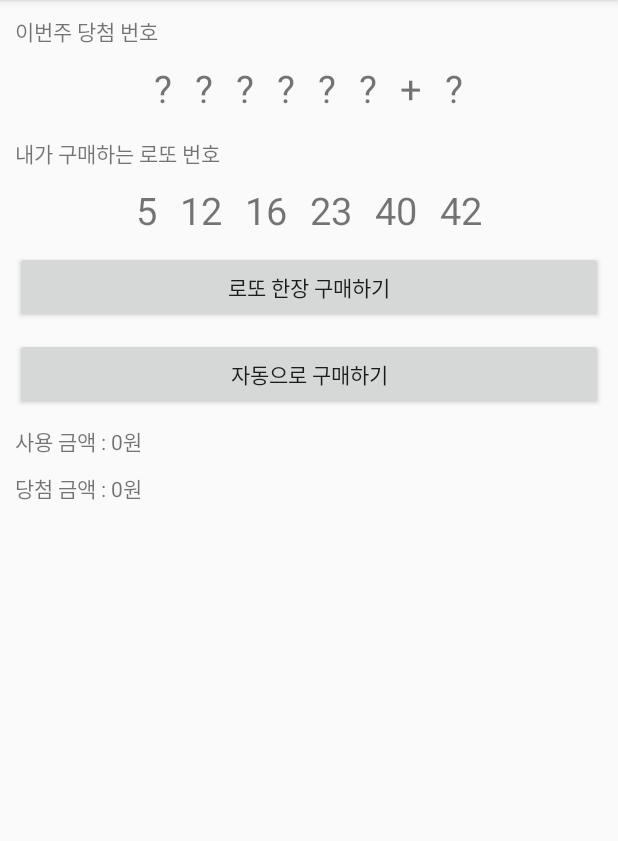
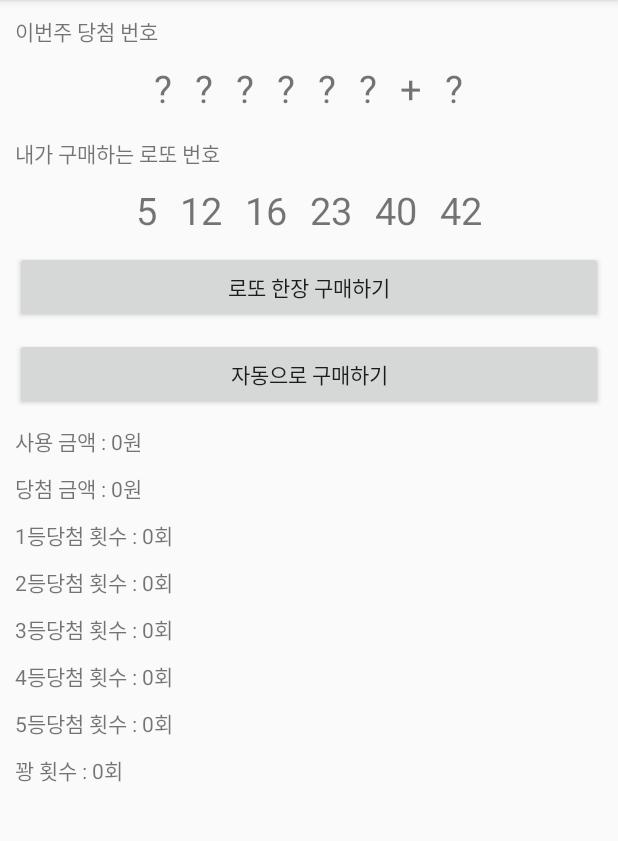
Before and after one commit to HappyDMY/20191229_FinalTest, an Android app: the LottoActivity screen opened directly, with no data from a screen before it, on a phone screen of 412 x 824 dp, the part 84-925 px from its top. Run offline under Robolectric (Android 15) with nearby library versions, the phone set to English and light mode, and no system bars.

Commit message:
5등 당첨은 당첨이 아니라 재구매

```diff
--- a/app/src/main/java/com/example/a20191229_finaltest/LottoActivity.kt
+++ b/app/src/main/java/com/example/a20191229_finaltest/LottoActivity.kt
@@ -21,6 +21,13 @@ class LottoActivity : BaseActivity() {
 
     val mHandler = Handler()
     var isNowBuyingLotto = false
+
+    var firstRankCount = 0
+    var secondRankCount = 0
+    var thirdRankCount = 0
+    var fourthRankCount = 0
+    var fifthRankCount = 0
+    var noRankCount = 0
 
     override fun onCreate(savedInstanceState: Bundle?) {
         super.onCreate(savedInstanceState)
@@ -114,6 +121,7 @@ class LottoActivity : BaseActivity() {
         if (correctCount == 6) {
 //            1등 당첨 => 당첨금액 += 50억
             totalWinMoney += 5000000000
+            firstRankCount ++
         }
         else if (correctCount == 5) {
 
@@ -135,24 +143,35 @@ class LottoActivity : BaseActivity() {
             if (isSecondRank) {
 //                2등 당첨 => 당첨금액 += 5천만원
                 totalWinMoney += 50000000
+                secondRankCount ++
 
             }
             else {
 
 //            3등 당첨 => 당첨금액 += 150만원
                 totalWinMoney += 1500000
+                thirdRankCount ++
             }
 
         }
         else if (correctCount == 4) {
 //            4등 당첨 => 당첨금액 += 5만원
             totalWinMoney += 50000
+            fourthRankCount ++
         }
         else if (correctCount == 3) {
 //            5등 당첨 => 당첨금액 += 5천원
-            totalWinMoney += 5000
+//            totalWinMoney += 5000
+//            fifthRankCount ++
+
+//            5등 당첨은 당첨이 아니라 재구매
+            usedMoney -= 5000
+            fifthRankCount++
+
         }
         else {
+
+            noRankCount ++
 //            꽝! => 당첨금액 변화 없음
         }
 
@@ -163,6 +182,14 @@ class LottoActivity : BaseActivity() {
 //        사용금액 : 한장 살때마다 천원씩 증가.
         usedMoney += 1000
         usedMoneyTxt.text = String.format("%,d 원", usedMoney)
+
+        firstRankCountTxt.text = "${firstRankCount} 회"
+        secondRankCountTxt.text = "${secondRankCount} 회"
+        thirdRankCountTxt.text = "${thirdRankCount} 회"
+        fourthRankCountTxt.text = "${fourthRankCount} 회"
+        fifthRankCountTxt.text = "${fifthRankCount} 회"
+        noRankCountTxt.text = "${noRankCount} 회"
+
     }
 
     fun makeWinLottoNum() {
--- a/app/src/main/res/layout/activity_lotto.xml
+++ b/app/src/main/res/layout/activity_lotto.xml
@@ -202,4 +202,123 @@
     </LinearLayout>
 
 
+    <LinearLayout
+        android:layout_marginTop="10dp"
+        android:layout_width="match_parent"
+        android:layout_height="wrap_content"
+        android:orientation="horizontal">
+
+        <TextView
+            android:layout_width="wrap_content"
+            android:layout_height="wrap_content"
+            android:text="1등당첨 횟수 : " />
+
+        <TextView
+            android:id="@+id/firstRankCountTxt"
+            android:layout_width="wrap_content"
+            android:layout_height="wrap_content"
+            android:text="0회" />
+
+
+    </LinearLayout>
+    <LinearLayout
+        android:layout_marginTop="10dp"
+        android:layout_width="match_parent"
+        android:layout_height="wrap_content"
+        android:orientation="horizontal">
+
+        <TextView
+            android:layout_width="wrap_content"
+            android:layout_height="wrap_content"
+            android:text="2등당첨 횟수 : " />
+
+        <TextView
+            android:id="@+id/secondRankCountTxt"
+            android:layout_width="wrap_content"
+            android:layout_height="match_parent"
+            android:text="0회" />
+
+
+    </LinearLayout>
+    <LinearLayout
+        android:layout_marginTop="10dp"
+        android:layout_width="match_parent"
+        android:layout_height="wrap_content"
+        android:orientation="horizontal">
+
+        <TextView
+            android:layout_width="wrap_content"
+            android:layout_height="wrap_content"
+            android:text="3등당첨 횟수 : " />
+
+        <TextView
+            android:id="@+id/thirdRankCountTxt"
+            android:layout_width="wrap_content"
+            android:layout_height="wrap_content"
+            android:text="0회" />
+
+
+    </LinearLayout>
+    <LinearLayout
+        android:layout_marginTop="10dp"
+        android:layout_width="match_parent"
+        android:layout_height="wrap_content"
+        android:orientation="horizontal">
+
+        <TextView
+            android:layout_width="wrap_content"
+            android:layout_height="wrap_content"
+            android:text="4등당첨 횟수 : " />
+
+        <TextView
+            android:id="@+id/fourthRankCountTxt"
+            android:layout_width="wrap_content"
+            android:layout_height="wrap_content"
+            android:text="0회" />
+
+
+    </LinearLayout>
+    <LinearLayout
+        android:layout_marginTop="10dp"
+        android:layout_width="match_parent"
+        android:layout_height="wrap_content"
+        android:orientation="horizontal">
+
+        <TextView
+            android:layout_width="wrap_content"
+            android:layout_height="wrap_content"
+            android:text="5등당첨 횟수 : " />
+
+        <TextView
+            android:id="@+id/fifthRankCountTxt"
+            android:layout_width="wrap_content"
+            android:layout_height="wrap_content"
+            android:text="0회" />
+
+
+    </LinearLayout>
+    <LinearLayout
+        android:layout_marginTop="10dp"
+        android:layout_width="match_parent"
+        android:layout_height="wrap_content"
+        android:orientation="horizontal">
+
+        <TextView
+            android:layout_width="wrap_content"
+            android:layout_height="wrap_content"
+            android:text="꽝 횟수 : " />
+
+        <TextView
+            android:id="@+id/noRankCountTxt"
+            android:layout_width="wrap_content"
+            android:layout_height="wrap_content"
+            android:text="0회" />
+
+
+    </LinearLayout>
+
+
+
+
+
 </LinearLayout>
```
